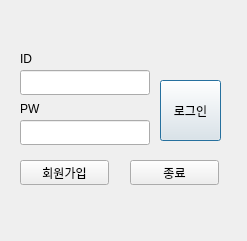
This is Sodesucar_clnt/login.ui in mssung34/Sodesucar as Qt 5 draws it before an edit. The edited form follows.
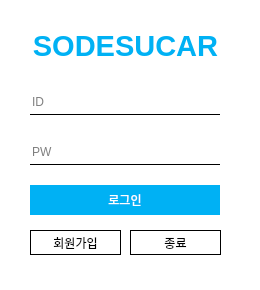
This is the edited form.

What changed in the file:
```diff
--- a/Sodesucar_clnt/login.ui
+++ b/Sodesucar_clnt/login.ui
@@ -6,68 +6,77 @@
    <rect>
     <x>0</x>
     <y>0</y>
-    <width>247</width>
-    <height>241</height>
+    <width>260</width>
+    <height>290</height>
    </rect>
   </property>
   <property name="windowTitle">
    <string>login</string>
   </property>
-  <widget class="QLabel" name="label">
-   <property name="geometry">
-    <rect>
-     <x>20</x>
-     <y>50</y>
-     <width>67</width>
-     <height>17</height>
-    </rect>
-   </property>
-   <property name="text">
-    <string>ID</string>
-   </property>
-  </widget>
-  <widget class="QLabel" name="label_2">
-   <property name="geometry">
-    <rect>
-     <x>20</x>
-     <y>100</y>
-     <width>67</width>
-     <height>17</height>
-    </rect>
-   </property>
-   <property name="text">
-    <string>PW</string>
-   </property>
-  </widget>
+  <property name="styleSheet">
+   <string notr="true">background-color: rgb(255, 255, 255);</string>
+  </property>
   <widget class="QLineEdit" name="id_text">
    <property name="geometry">
     <rect>
-     <x>20</x>
-     <y>70</y>
-     <width>130</width>
+     <x>30</x>
+     <y>90</y>
+     <width>190</width>
      <height>25</height>
     </rect>
    </property>
+   <property name="styleSheet">
+    <string notr="true">border:none;
+border-bottom:0.5px solid #000;</string>
+   </property>
+   <property name="text">
+    <string/>
+   </property>
+   <property name="placeholderText">
+    <string>ID</string>
+   </property>
   </widget>
   <widget class="QLineEdit" name="pw_text">
    <property name="geometry">
     <rect>
-     <x>20</x>
-     <y>120</y>
-     <width>130</width>
+     <x>30</x>
+     <y>140</y>
+     <width>190</width>
      <height>25</height>
     </rect>
    </property>
+   <property name="styleSheet">
+    <string notr="true">border:none;
+border-bottom:0.5px solid #000;</string>
+   </property>
+   <property name="echoMode">
+    <enum>QLineEdit::Password</enum>
+   </property>
+   <property name="placeholderText">
+    <string>PW</string>
+   </property>
   </widget>
   <widget class="QPushButton" name="login_btn">
    <property name="geometry">
     <rect>
-     <x>160</x>
-     <y>80</y>
-     <width>61</width>
-     <height>61</height>
+     <x>30</x>
+     <y>185</y>
+     <width>190</width>
+     <height>30</height>
     </rect>
    </property>
+   <property name="styleSheet">
+    <string notr="true">QPushButton{
+	background-color: rgb(0, 177, 244);
+	color: rgb(255, 255, 255);
+    border:none
+}
+QPushButton:hover{
+	background-color: rgb(255, 255, 255);
+	color: rgb(0, 177, 244);
+   border:none
+}</string>
+   </property>
    <property name="text">
     <string>로그인</string>
    </property>
@@ -75,12 +84,19 @@
   <widget class="QPushButton" name="signup_btn">
    <property name="geometry">
     <rect>
-     <x>20</x>
-     <y>160</y>
-     <width>89</width>
+     <x>30</x>
+     <y>230</y>
+     <width>91</width>
      <height>25</height>
     </rect>
    </property>
+   <property name="styleSheet">
+    <string notr="true">border:none;
+border-bottom:0.5px solid #000;
+border-top:0.5px solid #000;
+border-left:0.5px solid #000;
+border-right:0.5px solid #000;</string>
+   </property>
    <property name="text">
     <string>회원가입</string>
    </property>
@@ -89,15 +105,48 @@
    <property name="geometry">
     <rect>
      <x>130</x>
-     <y>160</y>
-     <width>89</width>
+     <y>230</y>
+     <width>91</width>
      <height>25</height>
     </rect>
    </property>
+   <property name="styleSheet">
+    <string notr="true">border:none;
+border-bottom:0.5px solid #000;
+border-top:0.5px solid #000;
+border-left:0.5px solid #000;
+border-right:0.5px solid #000;</string>
+   </property>
    <property name="text">
     <string>종료</string>
    </property>
   </widget>
+  <widget class="QLabel" name="label_3">
+   <property name="geometry">
+    <rect>
+     <x>30</x>
+     <y>20</y>
+     <width>191</width>
+     <height>51</height>
+    </rect>
+   </property>
+   <property name="font">
+    <font>
+     <pointsize>22</pointsize>
+     <weight>75</weight>
+     <bold>true</bold>
+    </font>
+   </property>
+   <property name="styleSheet">
+    <string notr="true">color: rgb(0, 177, 244);</string>
+   </property>
+   <property name="text">
+    <string>SODESUCAR</string>
+   </property>
+   <property name="alignment">
+    <set>Qt::AlignCenter</set>
+   </property>
+  </widget>
  </widget>
  <resources/>
  <connections/>
```
